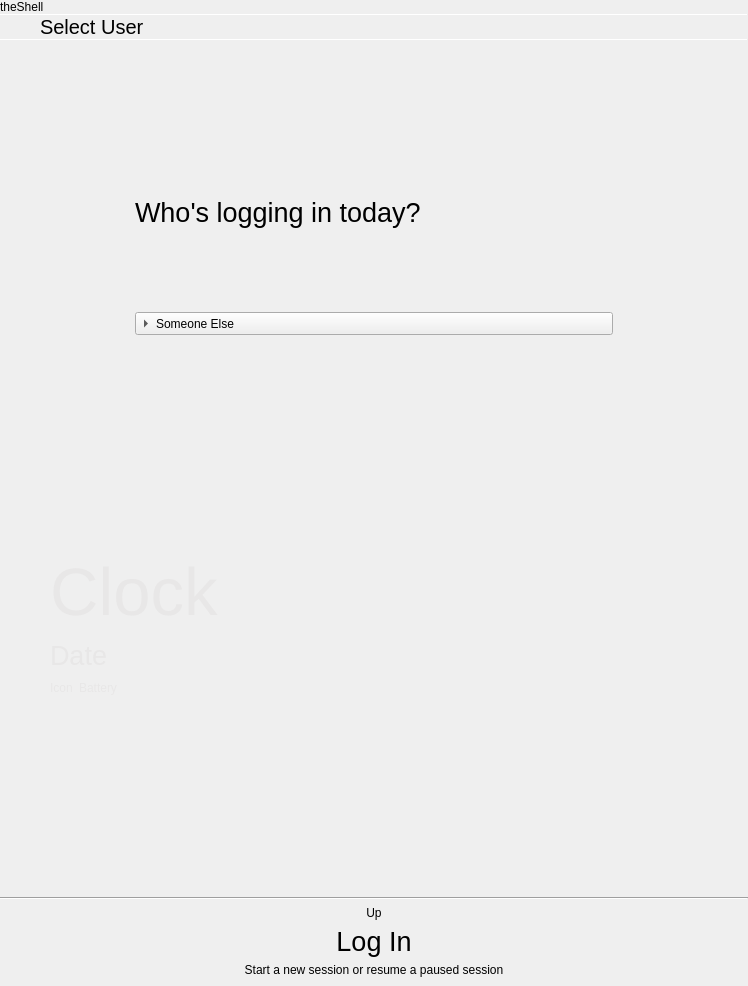
Before: the Qt Designer form thedm-greeter/mainwindow.ui in vicr123/thedm, drawn with Qt 5.
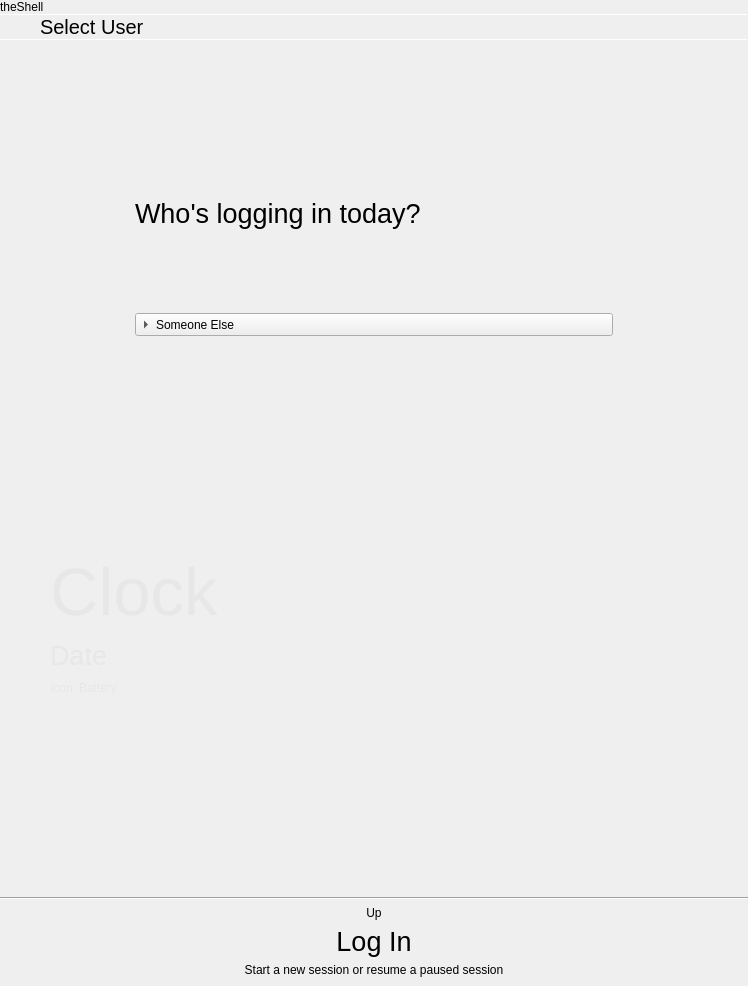
After: the same form once the commit is applied. Icons and pictures are not drawn. Custom widgets are drawn as their Qt base class.

Diff of the .ui file:
```diff
--- a/thedm-greeter/mainwindow.ui
+++ b/thedm-greeter/mainwindow.ui
@@ -247,6 +247,12 @@
                  <property name="orientation">
                   <enum>Qt::Vertical</enum>
                  </property>
+                 <property name="sizeHint" stdset="0">
+                  <size>
+                   <width>0</width>
+                   <height>0</height>
+                  </size>
+                 </property>
                 </spacer>
                </item>
                <item row="2" column="1">
@@ -254,6 +260,12 @@
                  <property name="orientation">
                   <enum>Qt::Vertical</enum>
                  </property>
+                 <property name="sizeHint" stdset="0">
+                  <size>
+                   <width>0</width>
+                   <height>0</height>
+                  </size>
+                 </property>
                 </spacer>
                </item>
                <item row="1" column="2">
```
Left out of the diff: 52 changed lines with no effect on the pictures.
